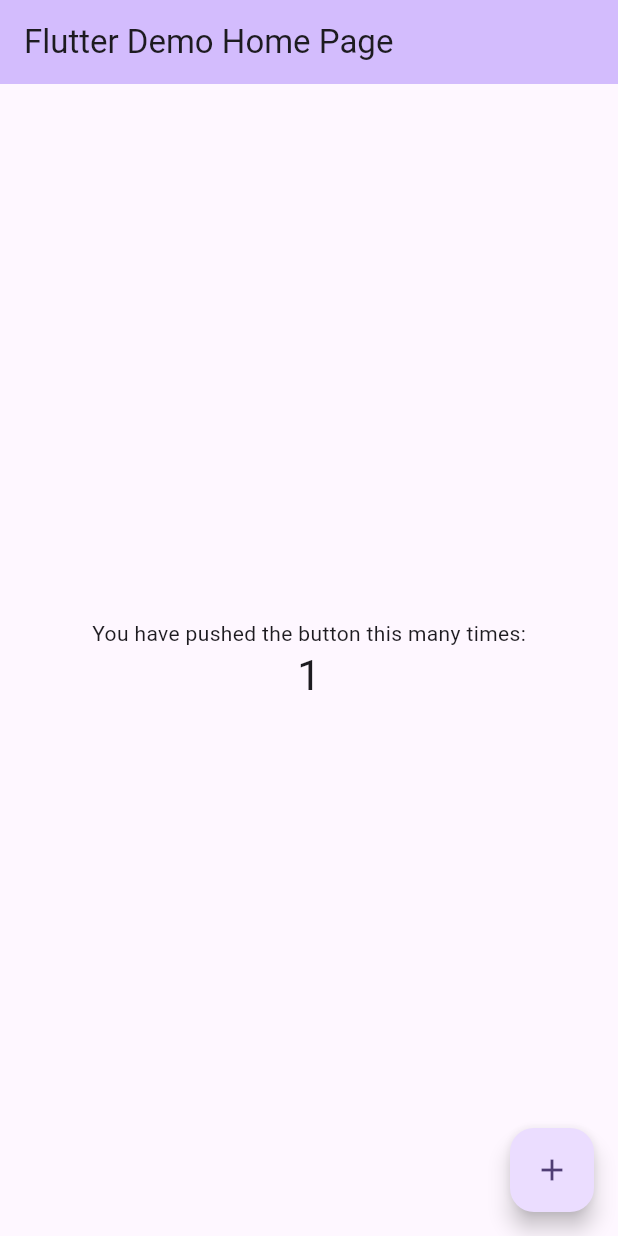
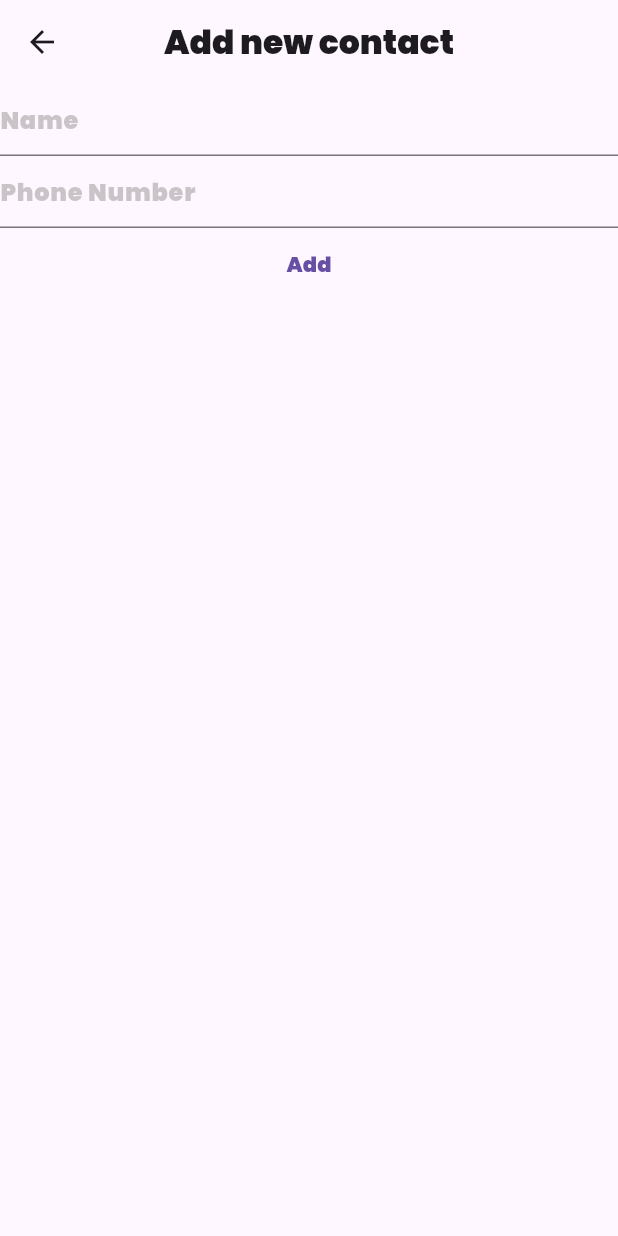
Before and after one commit to Ehtiram-Ullah/Contacts_app, a Flutter app: the screen it shows after launch, after a tap on the "add" icon, on a phone screen of 412 x 824 dp. Run offline on Flutter 3.47's test engine with Material 3 defaults, Android fonts, the phone set to English and light mode, and no system bars.

Commit message:
Functionality is done

```diff
--- a/lib/main.dart
+++ b/lib/main.dart
@@ -1,125 +1,44 @@
+import 'package:contacts_app/screens/add_new_contact_screen.dart';
+import 'package:contacts_app/screens/main_screen.dart';
 import 'package:flutter/material.dart';
 
-void main() {
-  runApp(const MyApp());
-}
+void main() => runApp(MyApp());
 
 class MyApp extends StatelessWidget {
-  const MyApp({super.key});
-
-  // This widget is the root of your application.
   @override
   Widget build(BuildContext context) {
     return MaterialApp(
-      title: 'Flutter Demo',
       theme: ThemeData(
-        // This is the theme of your application.
-        //
-        // TRY THIS: Try running your application with "flutter run". You'll see
-        // the application has a purple toolbar. Then, without quitting the app,
-        // try changing the seedColor in the colorScheme below to Colors.green
-        // and then invoke "hot reload" (save your changes or press the "hot
-        // reload" button in a Flutter-supported IDE, or press "r" if you used
-        // the command line to start the app).
-        //
-        // Notice that the counter didn't reset back to zero; the application
-        // state is not lost during the reload. To reset the state, use hot
-        // restart instead.
-        //
-        // This works for code too, not just values: Most code changes can be
-        // tested with just a hot reload.
-        colorScheme: ColorScheme.fromSeed(seedColor: Colors.deepPurple),
         useMaterial3: true,
+        fontFamily: 'Poppins',
       ),
-      home: const MyHomePage(title: 'Flutter Demo Home Page'),
+      debugShowCheckedModeBanner: false,
+      home: Home(),
     );
   }
 }
 
-class MyHomePage extends StatefulWidget {
-  const MyHomePage({super.key, required this.title});
-
-  // This widget is the home page of your application. It is stateful, meaning
-  // that it has a State object (defined below) that contains fields that affect
-  // how it looks.
-
-  // This class is the configuration for the state. It holds the values (in this
-  // case the title) provided by the parent (in this case the App widget) and
-  // used by the build method of the State. Fields in a Widget subclass are
-  // always marked "final".
-
-  final String title;
-
-  @override
-  State<MyHomePage> createState() => _MyHomePageState();
-}
-
-class _MyHomePageState extends State<MyHomePage> {
-  int _counter = 0;
-
-  void _incrementCounter() {
-    setState(() {
-      // This call to setState tells the Flutter framework that something has
-      // changed in this State, which causes it to rerun the build method below
-      // so that the display can reflect the updated values. If we changed
-      // _counter without calling setState(), then the build method would not be
-      // called again, and so nothing would appear to happen.
-      _counter++;
-    });
-  }
-
+class Home extends StatelessWidget {
   @override
   Widget build(BuildContext context) {
-    // This method is rerun every time setState is called, for instance as done
-    // by the _incrementCounter method above.
-    //
-    // The Flutter framework has been optimized to make rerunning build methods
-    // fast, so that you can just rebuild anything that needs updating rather
-    // than having to individually change instances of widgets.
     return Scaffold(
       appBar: AppBar(
-        // TRY THIS: Try changing the color here to a specific color (to
-        // Colors.amber, perhaps?) and trigger a hot reload to see the AppBar
-        // change color while the other colors stay the same.
-        backgroundColor: Theme.of(context).colorScheme.inversePrimary,
-        // Here we take the value from the MyHomePage object that was created by
-        // the App.build method, and use it to set our appbar title.
-        title: Text(widget.title),
+        title: Text("Contacts"),
+        centerTitle: true,
       ),
-      body: Center(
-        // Center is a layout widget. It takes a single child and positions it
-        // in the middle of the parent.
-        child: Column(
-          // Column is also a layout widget. It takes a list of children and
-          // arranges them vertically. By default, it sizes itself to fit its
-          // children horizontally, and tries to be as tall as its parent.
-          //
-          // Column has various properties to control how it sizes itself and
-          // how it positions its children. Here we use mainAxisAlignment to
-          // center the children vertically; the main axis here is the vertical
-          // axis because Columns are vertical (the cross axis would be
-          // horizontal).
-          //
-          // TRY THIS: Invoke "debug painting" (choose the "Toggle Debug Paint"
-          // action in the IDE, or press "p" in the console), to see the
-          // wireframe for each widget.
-          mainAxisAlignment: MainAxisAlignment.center,
-          children: <Widget>[
-            const Text(
-              'You have pushed the button this many times:',
-            ),
-            Text(
-              '$_counter',
-              style: Theme.of(context).textTheme.headlineMedium,
-            ),
-          ],
+      body: MainScreen(),
+      floatingActionButton: Builder(
+        builder: (context) => FloatingActionButton(
+          onPressed: () {
+            Navigator.push(
+                context,
+                MaterialPageRoute(
+                  builder: (context) => AddNewContact(),
+                ));
+          },
+          child: Icon(Icons.add),
         ),
       ),
-      floatingActionButton: FloatingActionButton(
-        onPressed: _incrementCounter,
-        tooltip: 'Increment',
-        child: const Icon(Icons.add),
-      ), // This trailing comma makes auto-formatting nicer for build methods.
     );
   }
 }
--- /dev/null
+++ b/lib/models/contact_book.dart
@@ -0,0 +1,26 @@
+import 'package:contacts_app/models/contacts.dart';
+import 'package:flutter/material.dart';
+
+class ContactBook extends ValueNotifier<List<Contact>> {
+  ContactBook._prvt() : super([]);
+  static final ContactBook _shared = ContactBook._prvt();
+
+  factory ContactBook() => _shared;
+
+  int get length => value.length;
+
+  void add(Contact contact) {
+    value.add(contact);
+    // Notifi();
+    notifyListeners();
+  }
+
+  void delete(Contact contact) {
+    value.remove(contact);
+    notifyListeners();
+  }
+
+  Contact? getContact({required int atIndex}) {
+    return atIndex < value.length ? value[atIndex] : null;
+  }
+}
--- /dev/null
+++ b/lib/models/contacts.dart
@@ -0,0 +1,10 @@
+import 'package:uuid/data.dart';
+import 'package:uuid/uuid.dart';
+
+class Contact {
+  final String name;
+  final String phoneNumber;
+  final String id;
+  Contact({required this.name, required this.phoneNumber})
+      : id = const Uuid().v4();
+}
--- /dev/null
+++ b/lib/screens/add_new_contact_screen.dart
@@ -0,0 +1,74 @@
+import 'package:contacts_app/models/contact_book.dart';
+import 'package:contacts_app/models/contacts.dart';
+import 'package:flutter/material.dart';
+
+class AddNewContact extends StatefulWidget {
+  const AddNewContact({super.key});
+
+  @override
+  State<AddNewContact> createState() => _AddNewContactState();
+}
+
+class _AddNewContactState extends State<AddNewContact> {
+  late TextEditingController name;
+  late TextEditingController phoneNumber;
+
+  @override
+  void initState() {
+    name = TextEditingController();
+    phoneNumber = TextEditingController();
+    super.initState();
+  }
+
+  @override
+  void dispose() {
+    name.dispose();
+    phoneNumber.dispose();
+    super.dispose();
+  }
+
+  @override
+  Widget build(BuildContext context) {
+    final contacts = ContactBook();
+    return Scaffold(
+      appBar: AppBar(
+        title: Text("Add new contact"),
+        centerTitle: true,
+      ),
+      body: AddingContacts(context),
+    );
+  }
+
+  Column AddingContacts(BuildContext context) {
+    return Column(
+      children: [
+        InputField(hint: "Name", controller: name, isNumber: false),
+        InputField(
+            hint: "Phone Number", controller: phoneNumber, isNumber: true),
+        TextButton(
+            onPressed: () {
+              ContactBook()
+                  .add(Contact(name: name.text, phoneNumber: phoneNumber.text));
+              Navigator.pop(context);
+            },
+            child: Text("Add"))
+      ],
+    );
+  }
+
+  TextField InputField(
+      {required String hint,
+      required TextEditingController controller,
+      required bool isNumber}) {
+    return TextField(
+      keyboardType: isNumber ? TextInputType.phone : TextInputType.name,
+      decoration: InputDecoration(
+        hintText: hint,
+        hintStyle: TextStyle(color: Color.fromARGB(100, 122, 118, 118)),
+        alignLabelWithHint: false,
+        // contentPadding: EdgeInsets.symmetric(horizontal: 20.0),
+      ),
+      controller: controller,
+    );
+  }
+}
--- /dev/null
+++ b/lib/screens/main_screen.dart
@@ -0,0 +1,53 @@
+import 'package:contacts_app/models/contact_book.dart';
+import 'package:flutter/material.dart';
+
+class MainScreen extends StatelessWidget {
+  const MainScreen({super.key});
+
+  @override
+  Widget build(BuildContext context) {
+    final contacts = ContactBook();
+    return ListenableBuilder(
+      listenable: contacts,
+      builder: (context, child) {
+        return ListViewBuilder(contacts: contacts);
+      },
+    );
+  }
+}
+
+class ListViewBuilder extends StatelessWidget {
+  const ListViewBuilder({
+    super.key,
+    required this.contacts,
+  });
+
+  final ContactBook contacts;
+
+  @override
+  Widget build(BuildContext context) {
+    return ListView.builder(
+      itemBuilder: (context, index) {
+        return Padding(
+          padding: const EdgeInsets.all(8.0),
+          child: Dismissible(
+            key: ValueKey(contacts),
+            onDismissed: (direction) {
+              contacts.delete(contacts.value[index]);
+            },
+            child: Material(
+              color: Color.fromARGB(255, 233, 224, 224),
+              elevation: 6,
+              child: ListTile(
+                leading: Icon(Icons.face),
+                title: Text(contacts.value[index].name),
+                trailing: Text(contacts.value[index].phoneNumber),
+              ),
+            ),
+          ),
+        );
+      },
+      itemCount: contacts.length,
+    );
+  }
+}
```
Also changed, not shown: pubspec.yaml (+5 -6 lines), assets/fonts/Poppins-Black.ttf (added), pubspec.lock, 1 other file.
